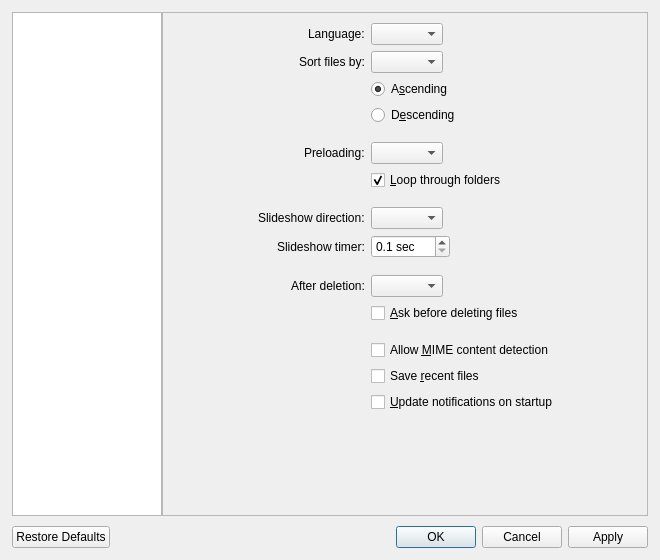
jurplel/qView, file src/qvoptionsdialog.ui: the form before one commit.
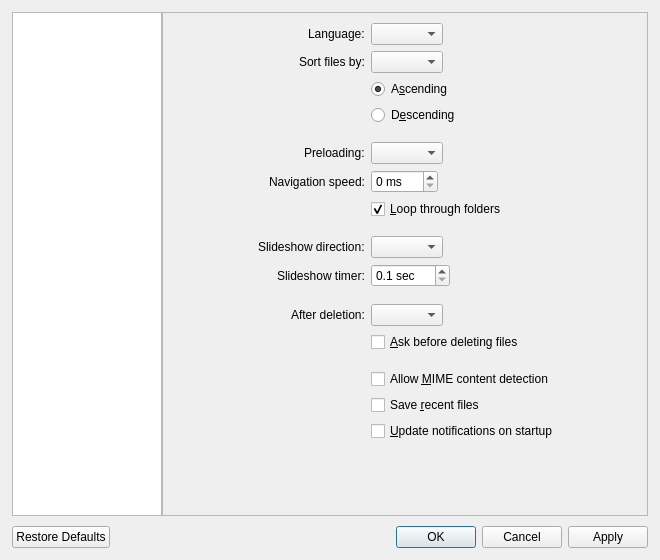
The form after the commit. The open tabs and pages were chosen to show the change.

The edit to the form file:
```diff
--- a/src/qvoptionsdialog.ui
+++ b/src/qvoptionsdialog.ui
@@ -631,7 +631,7 @@
            <x>0</x>
            <y>0</y>
            <width>482</width>
-           <height>444</height>
+           <height>475</height>
           </rect>
          </property>
          <property name="sizePolicy">
@@ -729,7 +729,24 @@
             </property>
            </widget>
           </item>
+          <item row="6" column="0">
+           <widget class="QLabel" name="label_9">
+            <property name="text">
+             <string>Navigation speed:</string>
+            </property>
+           </widget>
+          </item>
           <item row="6" column="1">
+           <widget class="QSpinBox" name="navSpeedSpinBox">
+            <property name="suffix">
+             <string> ms</string>
+            </property>
+            <property name="maximum">
+             <number>500</number>
+            </property>
+           </widget>
+          </item>
+          <item row="7" column="1">
            <widget class="QCheckBox" name="loopFoldersCheckbox">
             <property name="toolTip">
              <string>Controls whether or not qView should go back to the first item after reaching the end of a folder</string>
@@ -742,7 +759,7 @@
             </property>
            </widget>
           </item>
-          <item row="7" column="1">
+          <item row="8" column="1">
            <spacer name="horizontalSpacer_5">
             <property name="orientation">
              <enum>Qt::Horizontal</enum>
@@ -755,24 +772,24 @@
             </property>
            </spacer>
           </item>
-          <item row="8" column="0">
+          <item row="9" column="0">
            <widget class="QLabel" name="label_4">
             <property name="text">
              <string>Slideshow direction:</string>
             </property>
            </widget>
           </item>
-          <item row="8" column="1">
+          <item row="9" column="1">
            <widget class="QComboBox" name="slideshowDirectionComboBox"/>
           </item>
-          <item row="9" column="0">
+          <item row="10" column="0">
            <widget class="QLabel" name="label_5">
             <property name="text">
              <string>Slideshow timer:</string>
             </property>
            </widget>
           </item>
-          <item row="9" column="1">
+          <item row="10" column="1">
            <widget class="QDoubleSpinBox" name="slideshowTimerSpinBox">
             <property name="suffix">
              <string> sec</string>
@@ -791,7 +808,7 @@
             </property>
            </widget>
           </item>
-          <item row="10" column="1">
+          <item row="11" column="1">
            <spacer name="horizontalSpacer_7">
             <property name="orientation">
              <enum>Qt::Horizontal</enum>
@@ -804,37 +821,37 @@
             </property>
            </spacer>
           </item>
-          <item row="11" column="0">
+          <item row="12" column="0">
            <widget class="QLabel" name="label_10">
             <property name="text">
              <string>After deletion:</string>
             </property>
            </widget>
           </item>
-          <item row="11" column="1">
-           <widget class="QComboBox" name="afterDeletionComboBox"/>
-          </item>
           <item row="12" column="1">
+           <widget class="QComboBox" name="afterDeletionComboBox"/>
+          </item>
+          <item row="13" column="1">
            <widget class="QCheckBox" name="askDeleteCheckbox">
             <property name="text">
              <string>&amp;Ask before deleting files</string>
             </property>
            </widget>
           </item>
-          <item row="13" column="1">
-           <spacer name="horizontalSpacer_8">
-            <property name="orientation">
-             <enum>Qt::Horizontal</enum>
-            </property>
-            <property name="sizeHint" stdset="0">
-             <size>
-              <width>40</width>
-              <height>5</height>
-             </size>
-            </property>
-           </spacer>
-          </item>
           <item row="14" column="1">
+           <spacer name="horizontalSpacer_8">
+            <property name="orientation">
+             <enum>Qt::Horizontal</enum>
+            </property>
+            <property name="sizeHint" stdset="0">
+             <size>
+              <width>40</width>
+              <height>5</height>
+             </size>
+            </property>
+           </spacer>
+          </item>
+          <item row="15" column="1">
            <widget class="QCheckBox" name="mimeContentDetectionCheckbox">
             <property name="toolTip">
              <string>Detect supported files in folder even if extension isn't recognized (may be slow with larger/network folders)</string>
@@ -844,14 +861,14 @@
             </property>
            </widget>
           </item>
-          <item row="15" column="1">
+          <item row="16" column="1">
            <widget class="QCheckBox" name="saveRecentsCheckbox">
             <property name="text">
              <string>Save &amp;recent files</string>
             </property>
            </widget>
           </item>
-          <item row="16" column="1">
+          <item row="17" column="1">
            <widget class="QCheckBox" name="updateCheckbox">
             <property name="text">
              <string extracomment="The notifications are for new qView releases">&amp;Update notifications on startup</string>
```
